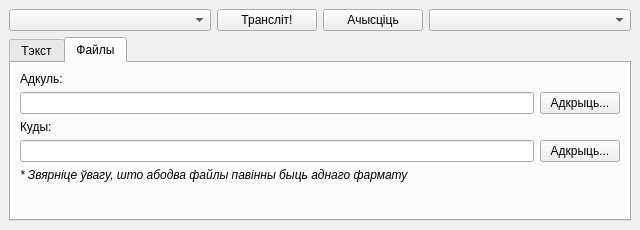
First picture: the form in ui/belat.ui, repository alex-rusakevich/belat, before the edit.
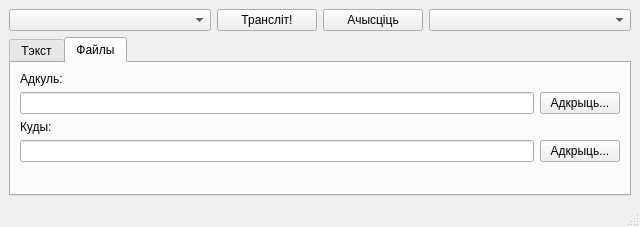
Second picture: the form after the edit. The open tabs and pages were chosen to show the change.

Commit message: #patch basic translit functionality works

Diff of the .ui file:
```diff
--- a/ui/belat.ui
+++ b/ui/belat.ui
@@ -7,7 +7,7 @@
     <x>0</x>
     <y>0</y>
     <width>640</width>
-    <height>230</height>
+    <height>227</height>
    </rect>
   </property>
   <property name="windowTitle">
@@ -123,18 +123,6 @@
           </item>
          </layout>
         </item>
-        <item>
-         <widget class="QLabel" name="label">
-          <property name="font">
-           <font>
-            <italic>true</italic>
-           </font>
-          </property>
-          <property name="text">
-           <string>* Звярніце ўвагу, што абодва файлы павінны быць аднаго фармату</string>
-          </property>
-         </widget>
-        </item>
         <item>
          <spacer name="verticalSpacer">
           <property name="orientation">
@@ -154,6 +142,7 @@
     </item>
    </layout>
   </widget>
+  <widget class="QStatusBar" name="statusBar"/>
  </widget>
  <resources/>
  <connections/>
```
Left out of the diff: 8 changed lines with no effect on the pictures. The commit also changes 2 other files.
